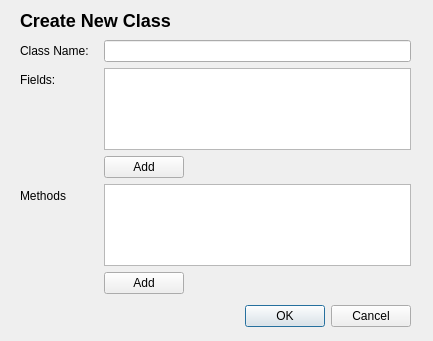
Garttox/icp, file src/view/classes/newclassdialog.ui: the form before one commit.
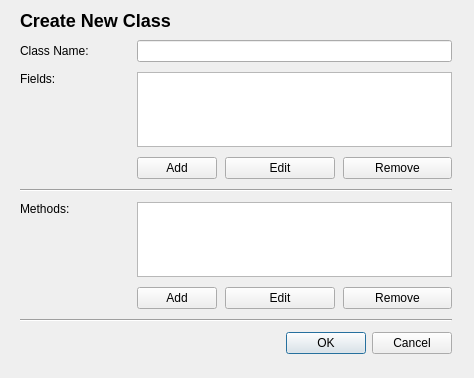
The form after the commit.

The edit to the form file:
```diff
--- a/src/view/classes/newclassdialog.ui
+++ b/src/view/classes/newclassdialog.ui
@@ -6,98 +6,166 @@
    <rect>
     <x>0</x>
     <y>0</y>
-    <width>433</width>
-    <height>341</height>
+    <width>474</width>
+    <height>378</height>
    </rect>
   </property>
+  <property name="sizePolicy">
+   <sizepolicy hsizetype="Fixed" vsizetype="Fixed">
+    <horstretch>0</horstretch>
+    <verstretch>0</verstretch>
+   </sizepolicy>
+  </property>
   <property name="windowTitle">
    <string>Dialog</string>
   </property>
-  <widget class="QDialogButtonBox" name="buttonBox">
-   <property name="geometry">
-    <rect>
-     <x>20</x>
-     <y>300</y>
-     <width>391</width>
-     <height>32</height>
-    </rect>
-   </property>
-   <property name="orientation">
-    <enum>Qt::Horizontal</enum>
-   </property>
-   <property name="standardButtons">
-    <set>QDialogButtonBox::Cancel|QDialogButtonBox::Ok</set>
-   </property>
-  </widget>
+  <property name="modal">
+   <bool>true</bool>
+  </property>
   <widget class="QWidget" name="formLayoutWidget">
    <property name="geometry">
     <rect>
      <x>20</x>
      <y>40</y>
-     <width>391</width>
-     <height>254</height>
+     <width>432</width>
+     <height>314</height>
     </rect>
    </property>
-   <layout class="QFormLayout" name="formLayout">
+   <layout class="QGridLayout" name="gridLayout" columnstretch="0,0,0,0">
     <property name="horizontalSpacing">
-     <number>15</number>
+     <number>8</number>
     </property>
     <property name="verticalSpacing">
-     <number>6</number>
+     <number>10</number>
     </property>
-    <item row="0" column="0">
-     <widget class="QLabel" name="label">
+    <item row="7" column="3">
+     <widget class="QPushButton" name="removeMethodButton">
       <property name="text">
-       <string>Class Name:</string>
+       <string>Remove</string>
       </property>
      </widget>
     </item>
-    <item row="0" column="1">
-     <widget class="QLineEdit" name="lineEdit"/>
+    <item row="2" column="2">
+     <widget class="QPushButton" name="editFieldButton">
+      <property name="text">
+       <string>Edit</string>
+      </property>
+     </widget>
+    </item>
+    <item row="7" column="1">
+     <widget class="QPushButton" name="addMethodButton">
+      <property name="sizePolicy">
+       <sizepolicy hsizetype="Fixed" vsizetype="Fixed">
+        <horstretch>0</horstretch>
+        <verstretch>0</verstretch>
+       </sizepolicy>
+      </property>
+      <property name="text">
+       <string>Add</string>
+      </property>
+     </widget>
+    </item>
+    <item row="0" column="1" colspan="3">
+     <widget class="QLineEdit" name="nameLineEdit"/>
+    </item>
+    <item row="3" column="0" colspan="4">
+     <widget class="Line" name="line_2">
+      <property name="orientation">
+       <enum>Qt::Horizontal</enum>
+      </property>
+     </widget>
+    </item>
+    <item row="2" column="1">
+     <widget class="QPushButton" name="addFieldButton">
+      <property name="sizePolicy">
+       <sizepolicy hsizetype="Fixed" vsizetype="Fixed">
+        <horstretch>0</horstretch>
+        <verstretch>0</verstretch>
+       </sizepolicy>
+      </property>
+      <property name="text">
+       <string>Add</string>
+      </property>
+     </widget>
     </item>
     <item row="1" column="0">
      <widget class="QLabel" name="label_3">
       <property name="text">
        <string>Fields:</string>
       </property>
+      <property name="alignment">
+       <set>Qt::AlignLeading|Qt::AlignLeft|Qt::AlignTop</set>
+      </property>
+      <property name="margin">
+       <number>2</number>
+      </property>
      </widget>
     </item>
-    <item row="3" column="0">
+    <item row="2" column="3">
+     <widget class="QPushButton" name="removeFieldButton">
+      <property name="text">
+       <string>Remove</string>
+      </property>
+     </widget>
+    </item>
+    <item row="5" column="1" colspan="3">
+     <widget class="QListWidget" name="methodsList">
+      <property name="selectionMode">
+       <enum>QAbstractItemView::SingleSelection</enum>
+      </property>
+     </widget>
+    </item>
+    <item row="0" column="0">
+     <widget class="QLabel" name="label">
+      <property name="text">
+       <string>Class Name:</string>
+      </property>
+      <property name="margin">
+       <number>2</number>
+      </property>
+     </widget>
+    </item>
+    <item row="7" column="2">
+     <widget class="QPushButton" name="editMethodButton">
+      <property name="text">
+       <string>Edit</string>
+      </property>
+     </widget>
+    </item>
+    <item row="8" column="0" colspan="4">
+     <widget class="Line" name="line">
+      <property name="orientation">
+       <enum>Qt::Horizontal</enum>
+      </property>
+     </widget>
+    </item>
+    <item row="5" column="0">
      <widget class="QLabel" name="label_4">
       <property name="text">
-       <string>Methods</string>
+       <string>Methods:</string>
       </property>
+      <property name="alignment">
+       <set>Qt::AlignLeading|Qt::AlignLeft|Qt::AlignTop</set>
+      </property>
+      <property name="margin">
+       <number>2</number>
+      </property>
      </widget>
     </item>
-    <item row="1" column="1">
-     <widget class="QListWidget" name="fieldsList"/>
-    </item>
-    <item row="3" column="1">
-     <widget class="QListWidget" name="methodsList"/>
-    </item>
-    <item row="4" column="1">
-     <widget class="QPushButton" name="addMethodButton">
-      <property name="sizePolicy">
-       <sizepolicy hsizetype="Fixed" vsizetype="Fixed">
-        <horstretch>0</horstretch>
-        <verstretch>0</verstretch>
-       </sizepolicy>
+    <item row="1" column="1" colspan="3">
+     <widget class="QListWidget" name="fieldsList">
+      <property name="selectionMode">
+       <enum>QAbstractItemView::SingleSelection</enum>
       </property>
-      <property name="text">
-       <string>Add</string>
-      </property>
      </widget>
     </item>
-    <item row="2" column="1">
-     <widget class="QPushButton" name="addFieldButton">
-      <property name="sizePolicy">
-       <sizepolicy hsizetype="Fixed" vsizetype="Fixed">
-        <horstretch>0</horstretch>
-        <verstretch>0</verstretch>
-       </sizepolicy>
+    <item row="9" column="1" colspan="3">
+     <widget class="QDialogButtonBox" name="buttonBox">
+      <property name="orientation">
+       <enum>Qt::Horizontal</enum>
       </property>
-      <property name="text">
-       <string>Add</string>
+      <property name="standardButtons">
+       <set>QDialogButtonBox::Cancel|QDialogButtonBox::Ok</set>
       </property>
      </widget>
     </item>
@@ -108,7 +176,7 @@
     <rect>
      <x>20</x>
      <y>0</y>
-     <width>181</width>
+     <width>191</width>
      <height>41</height>
     </rect>
    </property>
```
